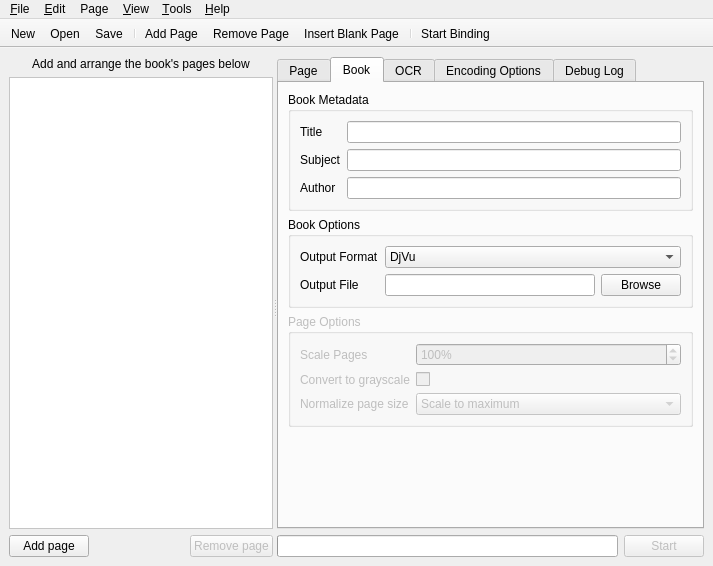
First picture: the form in ui/gui.ui, repository Blender3D/Bindery, before the edit.
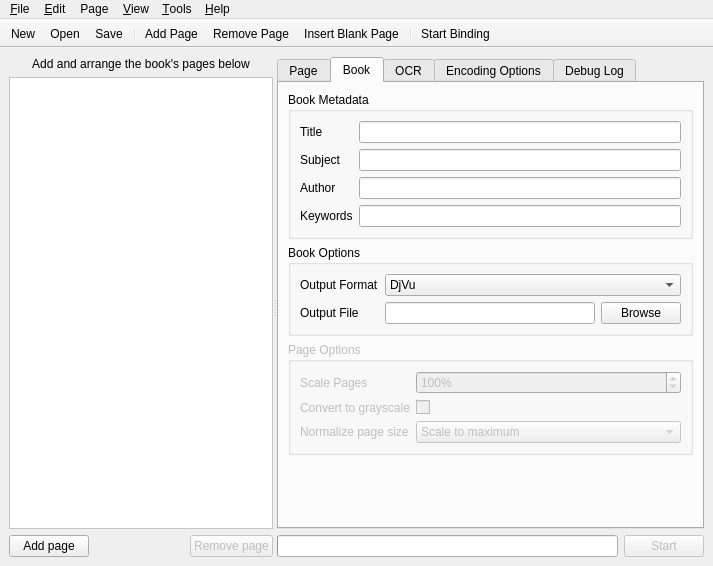
Second picture: the form after the edit. Icons and pictures are not drawn. Custom widgets are drawn as their Qt base class.

The edit to the form file:
```diff
--- a/ui/gui.ui
+++ b/ui/gui.ui
@@ -317,6 +317,16 @@
                <item row="2" column="1">
                 <widget class="QLineEdit" name="bookAuthor"/>
                </item>
+               <item row="3" column="0">
+                <widget class="QLabel" name="keywordsLabel">
+                 <property name="text">
+                  <string>Keywords</string>
+                 </property>
+                </widget>
+               </item>
+               <item row="3" column="1">
+                <widget class="QLineEdit" name="bookKeywords"/>
+               </item>
               </layout>
              </widget>
             </item>
```
Left out of the diff: 97 changed lines with no effect on the pictures.
